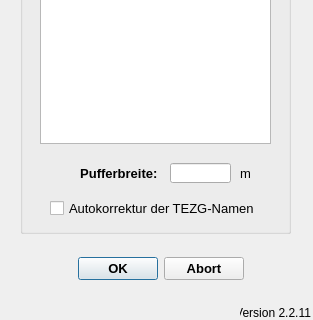
Before: the Qt Designer form qkan/linkflaechen/resources/application_assigntgeb.ui in hoettges/QKan, drawn with Qt 5; both pictures show x 0 to 313 and y 207 to 527 of the 313 by 527 pixel window.
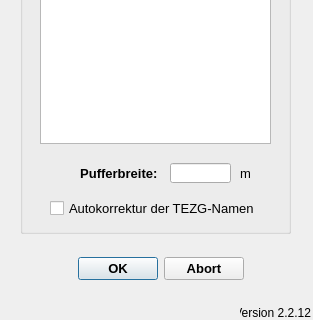
After: the same form once the commit is applied.

Patch:
```diff
--- a/qkan/linkflaechen/resources/application_assigntgeb.ui
+++ b/qkan/linkflaechen/resources/application_assigntgeb.ui
@@ -247,7 +247,7 @@
     <string>Version QKan Import</string>
    </property>
    <property name="text">
-    <string>Version 2.2.11</string>
+    <string>Version 2.2.12</string>
    </property>
    <property name="alignment">
     <set>Qt::AlignRight|Qt::AlignTrailing|Qt::AlignVCenter</set>
```
